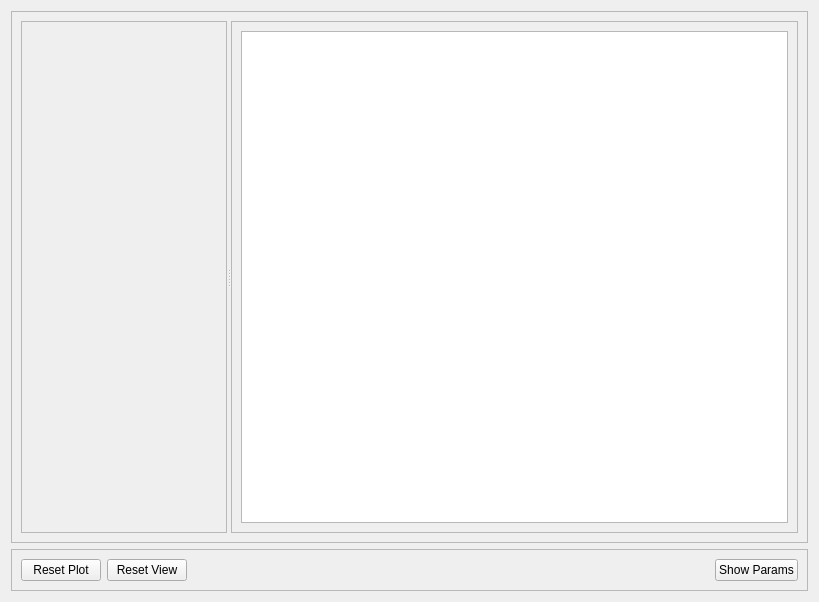
First picture: the form in logplotwindow.ui, repository Enem-20/CGS, before the edit.
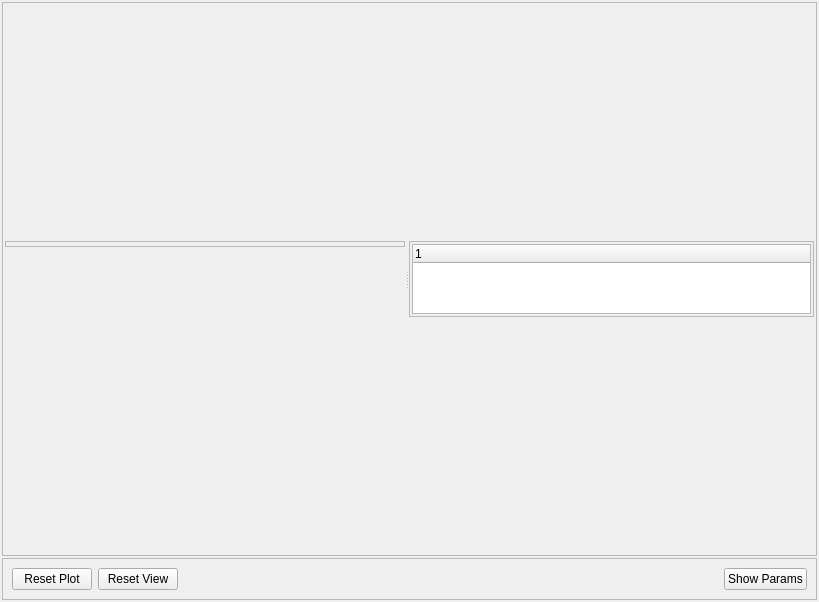
Second picture: the form after the edit.

```diff
--- a/logplotwindow.ui
+++ b/logplotwindow.ui
@@ -14,6 +14,21 @@
    <string>Log Review</string>
   </property>
   <layout class="QVBoxLayout" name="verticalLayout">
+   <property name="spacing">
+    <number>2</number>
+   </property>
+   <property name="leftMargin">
+    <number>2</number>
+   </property>
+   <property name="topMargin">
+    <number>2</number>
+   </property>
+   <property name="rightMargin">
+    <number>2</number>
+   </property>
+   <property name="bottomMargin">
+    <number>2</number>
+   </property>
    <item>
     <widget class="QFrame" name="frameMain">
      <property name="sizePolicy">
@@ -29,20 +44,70 @@
       <enum>QFrame::Shadow::Raised</enum>
      </property>
      <layout class="QVBoxLayout" name="verticalLayout_2">
+      <property name="spacing">
+       <number>2</number>
+      </property>
+      <property name="leftMargin">
+       <number>2</number>
+      </property>
+      <property name="topMargin">
+       <number>2</number>
+      </property>
+      <property name="rightMargin">
+       <number>2</number>
+      </property>
+      <property name="bottomMargin">
+       <number>2</number>
+      </property>
       <item>
        <widget class="QSplitter" name="splitter">
         <property name="orientation">
          <enum>Qt::Orientation::Horizontal</enum>
         </property>
         <widget class="QFrame" name="plotFrame">
+         <property name="sizePolicy">
+          <sizepolicy hsizetype="Expanding" vsizetype="Expanding">
+           <horstretch>0</horstretch>
+           <verstretch>0</verstretch>
+          </sizepolicy>
+         </property>
+         <property name="minimumSize">
+          <size>
+           <width>400</width>
+           <height>0</height>
+          </size>
+         </property>
          <property name="frameShape">
           <enum>QFrame::Shape::StyledPanel</enum>
          </property>
          <property name="frameShadow">
           <enum>QFrame::Shadow::Raised</enum>
          </property>
+         <layout class="QVBoxLayout" name="verticalLayout_4">
+          <property name="sizeConstraint">
+           <enum>QLayout::SizeConstraint::SetMaximumSize</enum>
+          </property>
+          <property name="leftMargin">
+           <number>2</number>
+          </property>
+          <property name="topMargin">
+           <number>2</number>
+          </property>
+          <property name="rightMargin">
+           <number>2</number>
+          </property>
+          <property name="bottomMargin">
+           <number>2</number>
+          </property>
+         </layout>
         </widget>
         <widget class="QFrame" name="dataListFrame">
+         <property name="sizePolicy">
+          <sizepolicy hsizetype="Preferred" vsizetype="Preferred">
+           <horstretch>0</horstretch>
+           <verstretch>0</verstretch>
+          </sizepolicy>
+         </property>
          <property name="frameShape">
           <enum>QFrame::Shape::StyledPanel</enum>
          </property>
@@ -50,8 +115,20 @@
           <enum>QFrame::Shadow::Raised</enum>
          </property>
          <layout class="QVBoxLayout" name="verticalLayout_3">
+          <property name="leftMargin">
+           <number>2</number>
+          </property>
+          <property name="topMargin">
+           <number>2</number>
+          </property>
+          <property name="rightMargin">
+           <number>2</number>
+          </property>
+          <property name="bottomMargin">
+           <number>2</number>
+          </property>
           <item>
-           <widget class="QTreeView" name="dataList"/>
+           <widget class="QTreeWidget" name="dataTree"/>
           </item>
          </layout>
         </widget>
```
